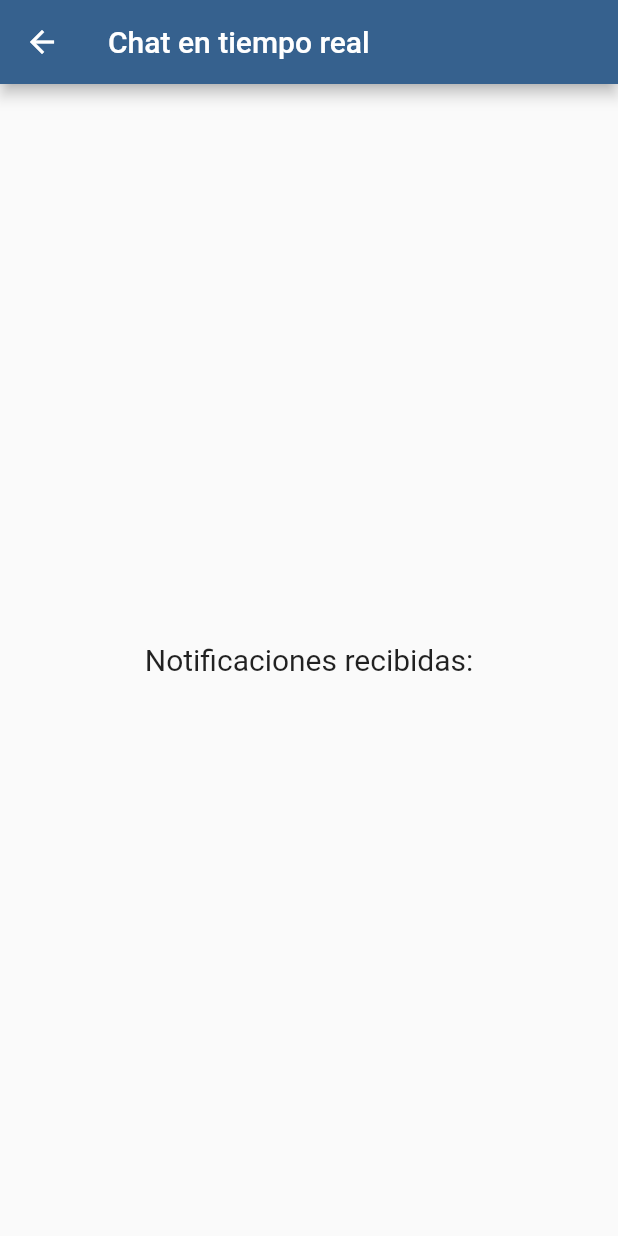
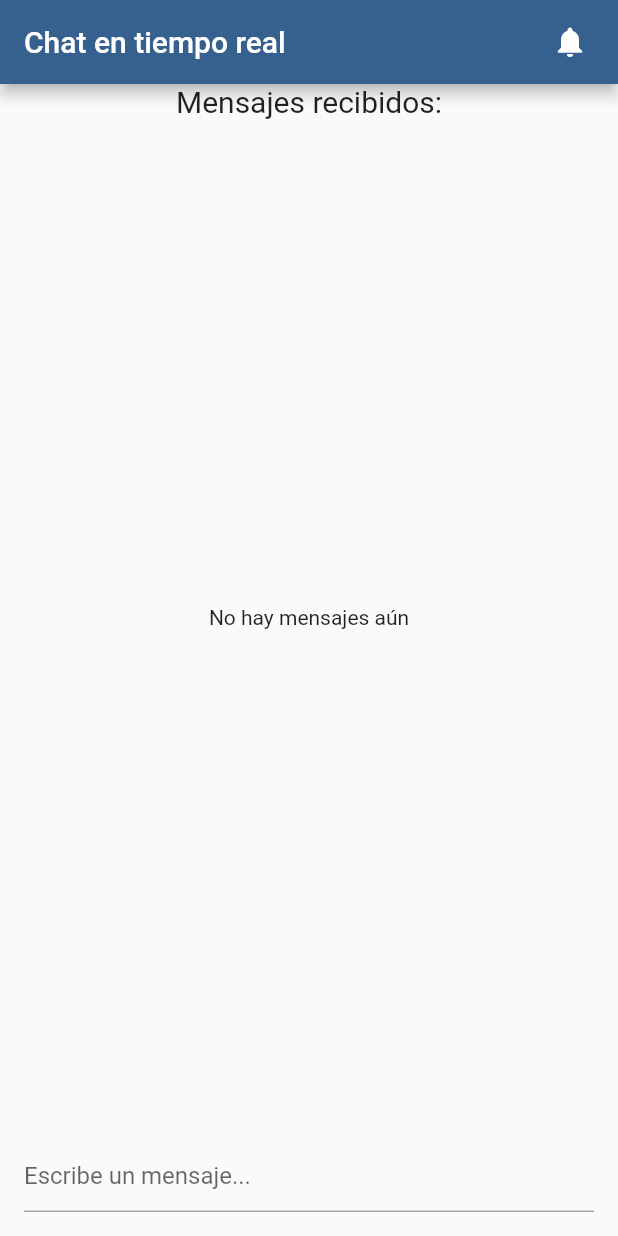
Before and after one commit to fili258-oss/chat_stream, a Flutter app: the ChatScreen screen opened directly, on a phone screen of 412 x 824 dp. Run offline on Flutter 3.47's test engine with Material 3 defaults, Android fonts, the phone set to English and light mode, and no system bars.

Commit message:
Chat en vivo funcionando

```diff
--- a/lib/chat/components/messages_list.dart
+++ b/lib/chat/components/messages_list.dart
@@ -0,0 +1,32 @@
+import 'package:flutter/material.dart';
+import 'package:stream_controller/services/message_service.dart';
+
+class MessagesList extends StatelessWidget {
+  final MessageService messageService;
+
+  const MessagesList({super.key, required this.messageService});
+
+  @override
+  Widget build(BuildContext context) {
+    return Expanded(
+      child: StreamBuilder<List<String>>(
+        stream: messageService.messagesStream, // Usamos el stream de mensajes
+        initialData: [],
+        builder: (context, snapshot) {
+          if (!snapshot.hasData || snapshot.data!.isEmpty) {
+            return const Center(child: Text("No hay mensajes aún"));
+          }
+          final messages = snapshot.data!;
+          return ListView.builder(
+            itemCount: messages.length,
+            itemBuilder: (context, index) {
+              return ListTile(
+                title: Text(messages[index]),
+              );
+            },
+          );
+        },
+      ),
+    );
+  }
+}
--- a/lib/chat/components/notification_badge.dart
+++ b/lib/chat/components/notification_badge.dart
@@ -0,0 +1,34 @@
+import 'package:flutter/material.dart';
+import 'package:stream_controller/services/message_service.dart';
+
+class NotificationBadge extends StatelessWidget {
+  final MessageService messageService;
+
+  const NotificationBadge({
+    super.key,
+    required this.messageService,
+  });
+
+  @override
+  Widget build(BuildContext context) {
+    return StreamBuilder<List<String>>(
+      stream: messageService.messagesStream,
+      builder: (context, snapshot) {
+        if (snapshot.hasData) {
+          return Padding(
+            padding: const EdgeInsets.only(right: 20.0, top: 16.0),
+            child: Badge(
+              label: Text('${snapshot.data?.length ?? 0}'),
+              child: Icon(Icons.notifications),
+            ),
+          );
+        } else {
+          return Padding(
+            padding: const EdgeInsets.only(right: 20.0),
+            child: Icon(Icons.notifications),
+          );
+        }
+      },
+    );
+  }
+}
--- a/lib/main.dart
+++ b/lib/main.dart
@@ -1,4 +1,5 @@
 import 'package:flutter/material.dart';
+import 'package:stream_controller/screens/chat/chat_screen.dart';
 import 'package:stream_controller/screens/counter_screen.dart';
 import 'package:stream_controller/screens/notification_screen.dart';
 
@@ -22,7 +23,7 @@ class MyApp extends StatelessWidget {
       routes: {
         '/counter': (context) => CounterScreen(),
         '/notification': (context) => NotificationScreen(),
-        '/chat': (context) => NotificationScreen(),
+        '/chat': (context) => ChatScreen(),
       },
     );
   }
@@ -56,7 +57,7 @@ class MenuScreen extends StatelessWidget {
             ),
             ElevatedButton(
               onPressed: () {
-                Navigator.pushNamed(context, '/notification');
+                Navigator.pushNamed(context, '/chat');
               },
               child: Text('Chat in live'),
             ),
--- a/lib/screens/chat/chat_screen.dart
+++ b/lib/screens/chat/chat_screen.dart
@@ -1,7 +1,7 @@
 import 'dart:async';
-
 import 'package:flutter/material.dart';
-//import 'package:stream_controller/chat/components/notification_badge.dart';
+import 'package:stream_controller/chat/components/messages_list.dart';
+import 'package:stream_controller/chat/components/notification_badge.dart';
 import 'package:stream_controller/services/message_service.dart';
 
 class ChatScreen extends StatefulWidget {
@@ -12,52 +12,56 @@ class ChatScreen extends StatefulWidget {
 }
 
 class _ChatScreenState extends State<ChatScreen> {
+  final TextEditingController _textController = TextEditingController();
+  final MessageService _messageService = MessageService();
 
-  final MessageService _messageService = MessageService();
-  int _counter = 0;
-
-    @override
+  @override
   void initState() {
     super.initState();
 
-    // Simular la llegada de notificaciones cada 3 segundos
-    Timer.periodic(Duration(seconds: 3), (timer) {
-      _counter++;
-      _messageService
-          .addMessage(_counter); // Emitir nueva notificación
+    // Simular la llegada de mensajes cada 5 segundos
+    Timer.periodic(const Duration(seconds: 5), (timer) {
+      _messageService.addMessage("Mensaje automático ${DateTime.now().second}");
     });
   }
 
   @override
   void dispose() {
-    // Cerrar el servicio cuando el widget se elimina
     _messageService.dispose();
     super.dispose();
   }
 
-
   @override
   Widget build(BuildContext context) {
-        return Scaffold(
+    return Scaffold(
       appBar: AppBar(
-        title: Text('Chat en tiempo real'),
+        title: const Text('Chat en tiempo real'),
         actions: [
-          // Widget 1: Contador de notificaciones en la barra de navegación
-          //NotificationBadge(notificationService: _notificationService),
+          // Widget 1: Contador de mensajes en la barra de navegación
+          NotificationBadge(messageService: _messageService),
         ],
       ),
-      body: Center(
-        child: Column(
-          mainAxisAlignment: MainAxisAlignment.center,
-          children: [
-            Text(
-              'Notificaciones recibidas:',
-              style: TextStyle(fontSize: 20),
+
+      body: Column(
+        children: [
+          const Text('Mensajes recibidos:', style: TextStyle(fontSize: 20)),
+          MessagesList(messageService: _messageService),
+          Padding(
+            padding: const EdgeInsets.all(16.0),
+            child: TextField(
+              controller: _textController,
+              decoration: const InputDecoration(
+                hintText: 'Escribe un mensaje...',
+              ),
+              onSubmitted: (value) {
+                if (value.isNotEmpty) {
+                  _messageService.addMessage(value);
+                  _textController.clear();
+                }
+              },
             ),
-            // Widget 2: Lista de notificaciones
-            //NotificationList(notificationService: _notificationService),
-          ],
-        ),
+          ),
+        ],
       ),
     );
   }
--- a/lib/services/message_service.dart
+++ b/lib/services/message_service.dart
@@ -1,19 +1,16 @@
 import 'dart:async';
 
 class MessageService {
-  // Crear un Broadcast StreamController
-  final StreamController<int> _messageController = StreamController<int>.broadcast();
+  final StreamController<List<String>> _messageController = StreamController<List<String>>.broadcast();
+  final List<String> _messages = []; // Lista para almacenar mensajes
 
+  Stream<List<String>> get messagesStream => _messageController.stream;
 
-  // Método para obtener el Stream
-  Stream<int> get notificationStream => _messageController.stream;
-
-  // Método para agregar nuevas notificaciones
-  void addMessage(int count) {
-    _messageController.add(count);
+  void addMessage(String message) {
+    _messages.add(message); // Agregar nuevo mensaje a la lista
+    _messageController.add(List.from(_messages)); // Emitir la lista completa
   }
 
-  // Cerrar el StreamController cuando ya no sea necesario
   void dispose() {
     _messageController.close();
   }
```
Also changed, not shown: pubspec.lock.
